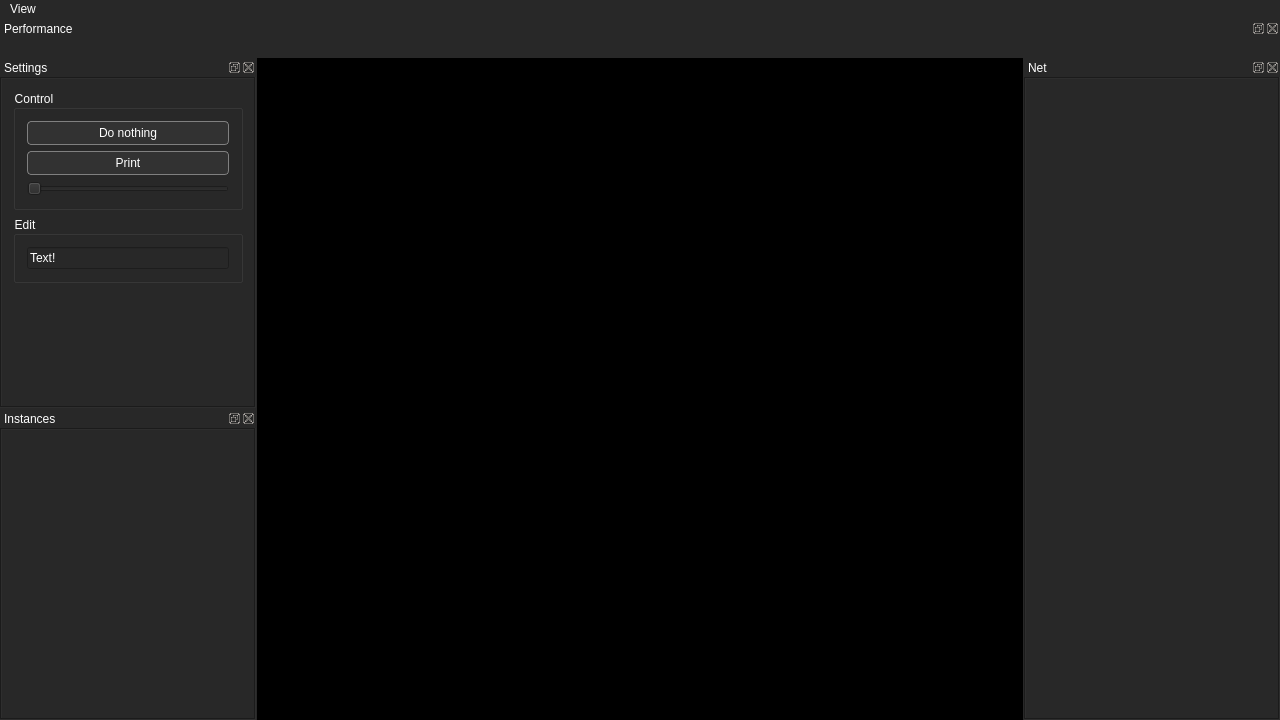
mario-holubar/OutliNE, file mainwindow.ui: the form before one commit.
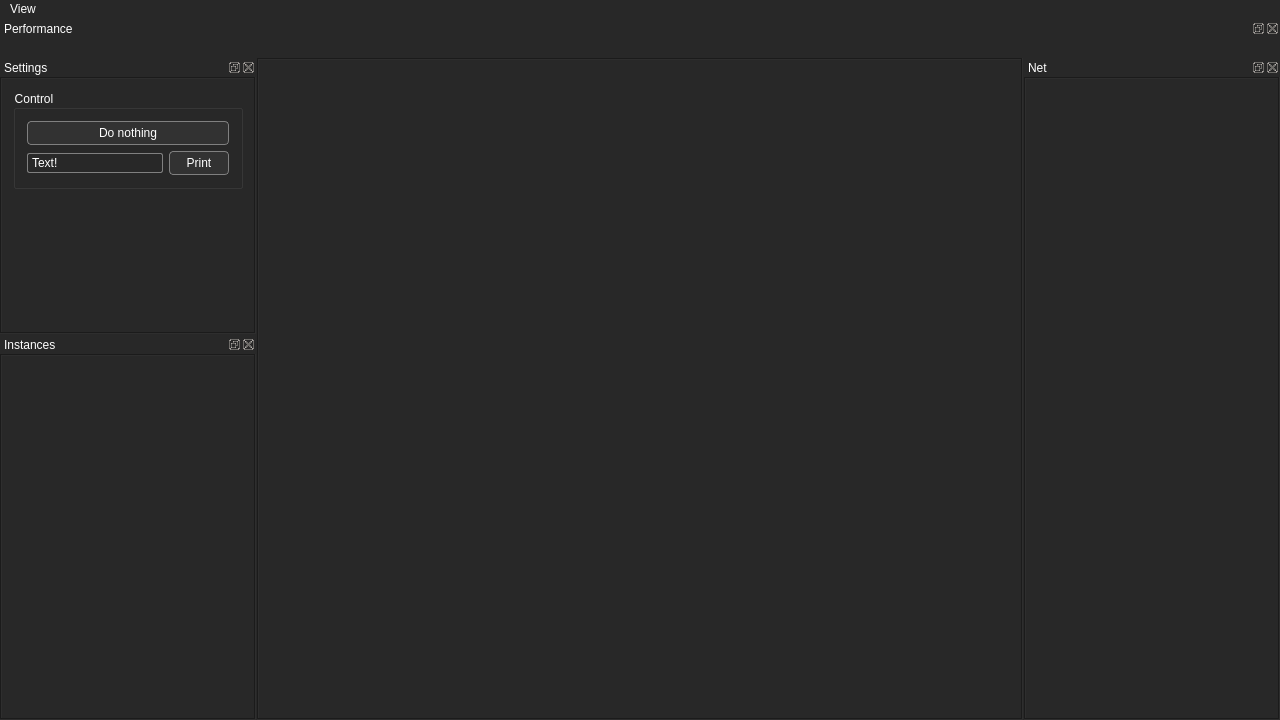
The form after the commit.

Patch:
```diff
--- a/mainwindow.ui
+++ b/mainwindow.ui
@@ -52,6 +52,13 @@
 	background-color: #323232;
 }
 
+QLineEdit {
+	border: 1px solid gray;
+	padding: 1px 2px;
+	border-radius: 2px;
+	selection-background-color: #3c3c3c;
+}
+
 QTabWidget::pane {
 	border: 0px;
 }
@@ -122,7 +129,14 @@
 }
 QTabBar::tab:!selected:right {
 	margin-left: 2px;
-}</string>
+}
+
+/*QScrollBar {
+	border: 1px solid #242424;
+}
+QScrollBar::add-page {
+	background: none;
+}*/</string>
   </property>
   <property name="locale">
    <locale language="English" country="UnitedStates"/>
@@ -147,13 +161,29 @@
     <item row="0" column="0">
      <widget class="QGraphicsView" name="mainView">
       <property name="styleSheet">
-       <string notr="true">QGraphicsView {
-	background-color: black;
-}</string>
+       <string notr="true"/>
       </property>
       <property name="frameShape">
        <enum>QFrame::Box</enum>
       </property>
+      <property name="verticalScrollBarPolicy">
+       <enum>Qt::ScrollBarAlwaysOff</enum>
+      </property>
+      <property name="horizontalScrollBarPolicy">
+       <enum>Qt::ScrollBarAlwaysOff</enum>
+      </property>
+      <property name="backgroundBrush">
+       <brush brushstyle="SolidPattern">
+        <color alpha="255">
+         <red>0</red>
+         <green>0</green>
+         <blue>0</blue>
+        </color>
+       </brush>
+      </property>
+      <property name="viewportUpdateMode">
+       <enum>QGraphicsView::NoViewportUpdate</enum>
+      </property>
      </widget>
     </item>
    </layout>
@@ -180,8 +210,8 @@
   <widget class="QDockWidget" name="settings">
    <property name="minimumSize">
     <size>
-     <width>76</width>
-     <height>95</height>
+     <width>129</width>
+     <height>151</height>
     </size>
    </property>
    <property name="floating">
@@ -218,6 +248,15 @@
        <property name="frameShape">
         <enum>QFrame::Box</enum>
        </property>
+       <property name="frameShadow">
+        <enum>QFrame::Sunken</enum>
+       </property>
+       <property name="lineWidth">
+        <number>1</number>
+       </property>
+       <property name="midLineWidth">
+        <number>0</number>
+       </property>
        <property name="widgetResizable">
         <bool>true</bool>
        </property>
@@ -227,26 +266,10 @@
           <x>0</x>
           <y>0</y>
           <width>252</width>
-          <height>310</height>
+          <height>247</height>
          </rect>
         </property>
         <layout class="QGridLayout" name="gridLayout_5">
-         <item row="1" column="0">
-          <widget class="QGroupBox" name="groupBox">
-           <property name="title">
-            <string>Edit</string>
-           </property>
-           <layout class="QVBoxLayout" name="verticalLayout_2">
-            <item>
-             <widget class="QLineEdit" name="lineEdit">
-              <property name="text">
-               <string>Text!</string>
-              </property>
-             </widget>
-            </item>
-           </layout>
-          </widget>
-         </item>
          <item row="0" column="0">
           <widget class="QGroupBox" name="control">
            <property name="title">
@@ -261,23 +284,33 @@
              </widget>
             </item>
             <item>
-             <widget class="QPushButton" name="pushButton_2">
-              <property name="text">
-               <string>Print</string>
-              </property>
-             </widget>
-            </item>
-            <item>
-             <widget class="QSlider" name="horizontalSlider">
-              <property name="orientation">
-               <enum>Qt::Horizontal</enum>
-              </property>
-             </widget>
+             <layout class="QHBoxLayout" name="horizontalLayout_2">
+              <item>
+               <widget class="QLineEdit" name="lineEdit">
+                <property name="text">
+                 <string>Text!</string>
+                </property>
+               </widget>
+              </item>
+              <item>
+               <widget class="QPushButton" name="pushButton_2">
+                <property name="minimumSize">
+                 <size>
+                  <width>60</width>
+                  <height>0</height>
+                 </size>
+                </property>
+                <property name="text">
+                 <string>Print</string>
+                </property>
+               </widget>
+              </item>
+             </layout>
             </item>
            </layout>
           </widget>
          </item>
-         <item row="2" column="0">
+         <item row="1" column="0">
           <spacer name="verticalSpacer">
            <property name="orientation">
             <enum>Qt::Vertical</enum>
@@ -392,7 +425,7 @@
       <number>0</number>
      </property>
      <item row="0" column="0">
-      <widget class="QTreeView" name="treeView">
+      <widget class="QTableView" name="tableView">
        <property name="frameShape">
         <enum>QFrame::Box</enum>
        </property>
```
